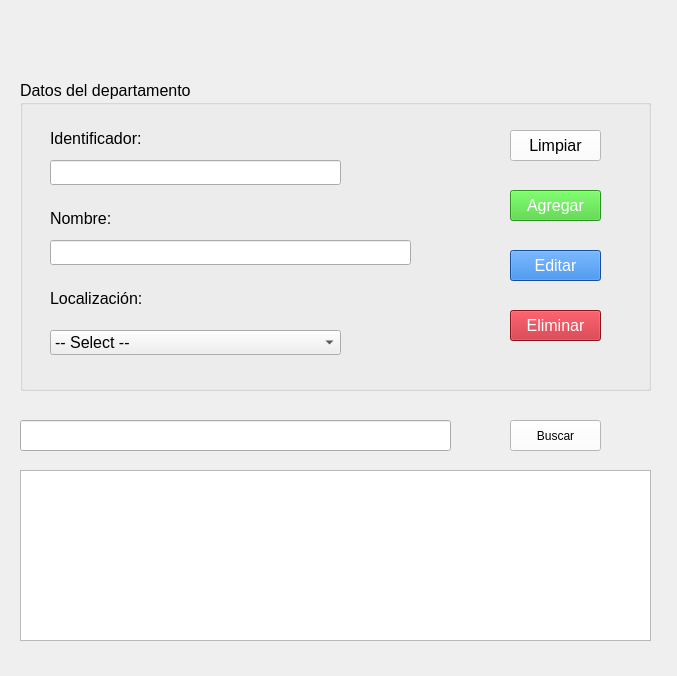
Old version of the form vistas/FrmDepartamentos.ui in the repository G-Mann00/HR_Seguridad.
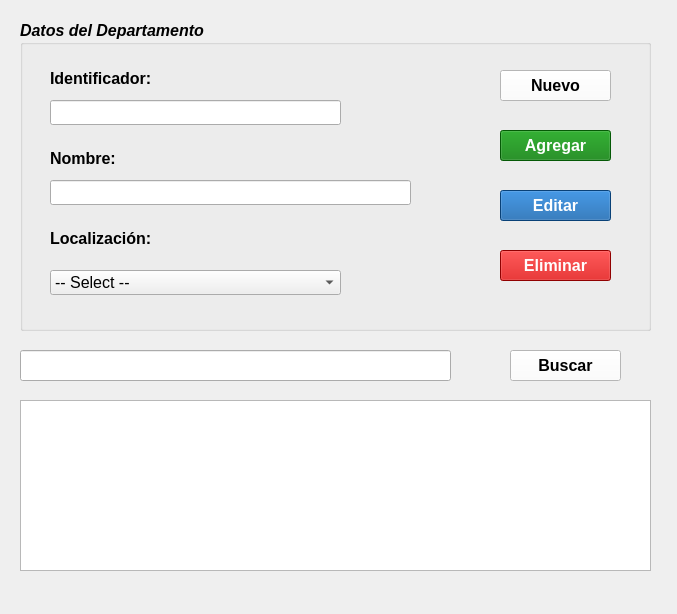
New version of the form. Icons and pictures are not drawn.

Commit message: Agregadas las vistas Usuarios, Departamentos y Rol. Se eliminaron las vistas Roles.ui y su .py y la vista Usuario.py

```diff
--- a/vistas/FrmDepartamentos.ui
+++ b/vistas/FrmDepartamentos.ui
@@ -7,9 +7,15 @@
     <x>0</x>
     <y>0</y>
     <width>677</width>
-    <height>676</height>
+    <height>614</height>
    </rect>
   </property>
+  <property name="minimumSize">
+   <size>
+    <width>677</width>
+    <height>614</height>
+   </size>
+  </property>
   <property name="windowTitle">
    <string>Gestión de departamentos</string>
   </property>
@@ -17,7 +23,7 @@
    <property name="geometry">
     <rect>
      <x>20</x>
-     <y>80</y>
+     <y>20</y>
      <width>631</width>
      <height>311</height>
     </rect>
@@ -25,23 +31,29 @@
    <property name="font">
     <font>
      <pointsize>12</pointsize>
+     <weight>75</weight>
+     <italic>true</italic>
+     <bold>true</bold>
     </font>
    </property>
    <property name="title">
-    <string>Datos del departamento  </string>
+    <string>Datos del Departamento  </string>
    </property>
    <widget class="QLabel" name="lbl_identificador">
     <property name="geometry">
      <rect>
       <x>30</x>
       <y>50</y>
-      <width>101</width>
+      <width>111</width>
       <height>16</height>
      </rect>
     </property>
     <property name="font">
      <font>
       <pointsize>12</pointsize>
+      <weight>75</weight>
+      <italic>false</italic>
+      <bold>true</bold>
      </font>
     </property>
     <property name="text">
@@ -60,6 +72,9 @@
     <property name="font">
      <font>
       <pointsize>12</pointsize>
+      <weight>75</weight>
+      <italic>false</italic>
+      <bold>true</bold>
      </font>
     </property>
     <property name="text">
@@ -78,6 +93,9 @@
     <property name="font">
      <font>
       <pointsize>12</pointsize>
+      <weight>75</weight>
+      <italic>false</italic>
+      <bold>true</bold>
      </font>
     </property>
     <property name="text">
@@ -93,6 +111,14 @@
       <height>25</height>
      </rect>
     </property>
+    <property name="font">
+     <font>
+      <pointsize>12</pointsize>
+      <weight>50</weight>
+      <italic>false</italic>
+      <bold>false</bold>
+     </font>
+    </property>
    </widget>
    <widget class="QLineEdit" name="le_nombre">
     <property name="geometry">
@@ -103,6 +129,14 @@
       <height>25</height>
      </rect>
     </property>
+    <property name="font">
+     <font>
+      <pointsize>12</pointsize>
+      <weight>50</weight>
+      <italic>false</italic>
+      <bold>false</bold>
+     </font>
+    </property>
    </widget>
    <widget class="QComboBox" name="cbx_localizacion">
     <property name="geometry">
@@ -113,6 +147,14 @@
       <height>25</height>
      </rect>
     </property>
+    <property name="font">
+     <font>
+      <pointsize>12</pointsize>
+      <weight>50</weight>
+      <italic>false</italic>
+      <bold>false</bold>
+     </font>
+    </property>
     <property name="toolTip">
      <string>&lt;html&gt;&lt;head/&gt;&lt;body&gt;&lt;p&gt;Select&lt;/p&gt;&lt;p&gt;&lt;br/&gt;&lt;/p&gt;&lt;/body&gt;&lt;/html&gt;</string>
     </property>
@@ -125,69 +167,178 @@
    <widget class="QPushButton" name="btn_limpiar">
     <property name="geometry">
      <rect>
-      <x>490</x>
-      <y>50</y>
-      <width>91</width>
+      <x>480</x>
+      <y>230</y>
+      <width>111</width>
       <height>31</height>
      </rect>
     </property>
+    <property name="minimumSize">
+     <size>
+      <width>111</width>
+      <height>31</height>
+     </size>
+    </property>
+    <property name="font">
+     <font>
+      <pointsize>12</pointsize>
+      <weight>75</weight>
+      <italic>false</italic>
+      <bold>true</bold>
+     </font>
+    </property>
+    <property name="toolTip">
+     <string>&lt;html&gt;&lt;head/&gt;&lt;body&gt;&lt;p&gt;&lt;a name=&quot;docs-internal-guid-bab997e6-7fff-9ebb-1345-25d89d2521de&quot;/&gt;&lt;span style=&quot; font-family:'Arial'; font-weight:400; color:#000000; background-color:transparent;&quot;&gt;E&lt;/span&gt;&lt;span style=&quot; font-family:'Arial'; font-weight:400; color:#000000; background-color:transparent;&quot;&gt;limina un registro&lt;/span&gt;&lt;/p&gt;&lt;/body&gt;&lt;/html&gt;</string>
+    </property>
     <property name="styleSheet">
-     <string notr="true">color: Black;
-background-color:rgb(255, 255, 255)</string>
+     <string notr="true">color: White;
+background-color: rgb(201,0,0)</string>
     </property>
     <property name="text">
-     <string>Limpiar</string>
+     <string>Eliminar</string>
+    </property>
+    <property name="icon">
+     <iconset resource="../recursos/iconosBotones.qrc">
+      <normaloff>:/iconosCrud/delete40.png</normaloff>:/iconosCrud/delete40.png</iconset>
+    </property>
+    <property name="iconSize">
+     <size>
+      <width>20</width>
+      <height>20</height>
+     </size>
     </property>
    </widget>
    <widget class="QPushButton" name="btn_agregar">
     <property name="geometry">
      <rect>
-      <x>490</x>
+      <x>480</x>
       <y>110</y>
-      <width>91</width>
+      <width>111</width>
       <height>31</height>
      </rect>
     </property>
+    <property name="minimumSize">
+     <size>
+      <width>111</width>
+      <height>31</height>
+     </size>
+    </property>
+    <property name="font">
+     <font>
+      <pointsize>12</pointsize>
+      <weight>75</weight>
+      <italic>false</italic>
+      <bold>true</bold>
+     </font>
+    </property>
+    <property name="toolTip">
+     <string>&lt;html&gt;&lt;head/&gt;&lt;body&gt;&lt;p&gt;&lt;span style=&quot; font-family:'Arial'; font-weight:400; color:#000000; background-color:transparent;&quot;&gt;Crea un registro&lt;/span&gt;&lt;/p&gt;&lt;/body&gt;&lt;/html&gt;</string>
+    </property>
     <property name="styleSheet">
      <string notr="true">color: White;
-background-color:rgb(62, 206, 43)</string>
+background-color:rgb(7,125,8)</string>
     </property>
     <property name="text">
      <string>Agregar</string>
     </property>
+    <property name="icon">
+     <iconset resource="../recursos/iconosBotones.qrc">
+      <normaloff>:/iconosCrud/add40.png</normaloff>:/iconosCrud/add40.png</iconset>
+    </property>
+    <property name="iconSize">
+     <size>
+      <width>20</width>
+      <height>20</height>
+     </size>
+    </property>
    </widget>
    <widget class="QPushButton" name="btn_editar">
     <property name="geometry">
      <rect>
-      <x>490</x>
+      <x>480</x>
       <y>170</y>
-      <width>91</width>
+      <width>111</width>
       <height>31</height>
      </rect>
     </property>
+    <property name="minimumSize">
+     <size>
+      <width>111</width>
+      <height>31</height>
+     </size>
+    </property>
+    <property name="font">
+     <font>
+      <pointsize>12</pointsize>
+      <weight>75</weight>
+      <italic>false</italic>
+      <bold>true</bold>
+     </font>
+    </property>
+    <property name="toolTip">
+     <string>&lt;html&gt;&lt;head/&gt;&lt;body&gt;&lt;p&gt;&lt;a name=&quot;docs-internal-guid-9f32f1a0-7fff-3aa2-c71f-d8139ac015ba&quot;/&gt;&lt;span style=&quot; font-family:'Arial'; font-weight:400; color:#000000; background-color:transparent;&quot;&gt;E&lt;/span&gt;&lt;span style=&quot; font-family:'Arial'; font-weight:400; color:#000000; background-color:transparent;&quot;&gt;dita un registro ya existente&lt;/span&gt;&lt;/p&gt;&lt;/body&gt;&lt;/html&gt;</string>
+    </property>
     <property name="styleSheet">
      <string notr="true">color: White;
-background-color: rgb(28, 113, 216)</string>
+background-color: rgb(12,91,166)</string>
     </property>
     <property name="text">
      <string>Editar</string>
     </property>
+    <property name="icon">
+     <iconset resource="../recursos/iconosBotones.qrc">
+      <normaloff>:/iconosCrud/edit40.png</normaloff>:/iconosCrud/edit40.png</iconset>
+    </property>
+    <property name="iconSize">
+     <size>
+      <width>20</width>
+      <height>20</height>
+     </size>
+    </property>
    </widget>
    <widget class="QPushButton" name="btn_eliminar">
     <property name="geometry">
      <rect>
-      <x>490</x>
-      <y>230</y>
-      <width>91</width>
+      <x>480</x>
+      <y>50</y>
+      <width>111</width>
       <height>31</height>
      </rect>
     </property>
+    <property name="minimumSize">
+     <size>
+      <width>111</width>
+      <height>31</height>
+     </size>
+    </property>
+    <property name="font">
+     <font>
+      <pointsize>12</pointsize>
+      <weight>75</weight>
+      <italic>false</italic>
+      <bold>true</bold>
+     </font>
+    </property>
+    <property name="toolTip">
+     <string>&lt;html&gt;&lt;head/&gt;&lt;body&gt;&lt;p&gt;&lt;span style=&quot; font-weight:400;&quot;&gt;Limpia los campos del formulario&lt;/span&gt;&lt;/p&gt;&lt;/body&gt;&lt;/html&gt;</string>
+    </property>
     <property name="styleSheet">
-     <string notr="true">color: White;
-background-color: rgb(192, 28, 40)</string>
+     <string notr="true">color: Black;
+background-color:white
+</string>
     </property>
     <property name="text">
-     <string>Eliminar</string>
+     <string>Nuevo</string>
+    </property>
+    <property name="icon">
+     <iconset resource="../recursos/iconosBotones.qrc">
+      <normaloff>:/iconosCrud/clean40.png</normaloff>:/iconosCrud/clean40.png</iconset>
+    </property>
+    <property name="iconSize">
+     <size>
+      <width>20</width>
+      <height>20</height>
+     </size>
     </property>
    </widget>
   </widget>
@@ -195,21 +346,43 @@
    <property name="geometry">
     <rect>
      <x>20</x>
-     <y>420</y>
+     <y>350</y>
      <width>431</width>
      <height>31</height>
     </rect>
    </property>
+   <property name="font">
+    <font>
+     <pointsize>12</pointsize>
+    </font>
+   </property>
+  </widget>
+  <widget class="QTableView" name="tv_departamento">
+   <property name="geometry">
+    <rect>
+     <x>20</x>
+     <y>400</y>
+     <width>631</width>
+     <height>171</height>
+    </rect>
+   </property>
   </widget>
   <widget class="QPushButton" name="btn_buscar">
    <property name="geometry">
     <rect>
      <x>510</x>
-     <y>420</y>
-     <width>91</width>
+     <y>350</y>
+     <width>111</width>
      <height>31</height>
     </rect>
    </property>
+   <property name="font">
+    <font>
+     <pointsize>12</pointsize>
+     <weight>75</weight>
+     <bold>true</bold>
+    </font>
+   </property>
    <property name="styleSheet">
     <string notr="true">color: Black;
 background-color: rgb(255, 255, 255)</string>
@@ -217,15 +390,15 @@
    <property name="text">
     <string>Buscar</string>
    </property>
-  </widget>
-  <widget class="QTableView" name="tv_departamento">
-   <property name="geometry">
-    <rect>
-     <x>20</x>
-     <y>470</y>
-     <width>631</width>
-     <height>171</height>
-    </rect>
+   <property name="icon">
+    <iconset resource="../recursos/iconosBotones.qrc">
+     <normaloff>:/iconosCrud/search40.png</normaloff>:/iconosCrud/search40.png</iconset>
+   </property>
+   <property name="iconSize">
+    <size>
+     <width>20</width>
+     <height>20</height>
+    </size>
    </property>
   </widget>
  </widget>
```
Left out of the diff: 15 changed lines with no effect on the pictures. The commit also changes 8 other files.
